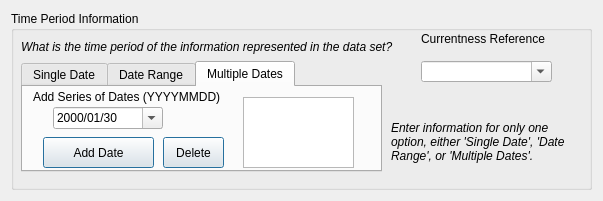
DOI-USGS/fort-pymdwizard, file pymdwizard/gui/ui_files/MetadataDate.ui: the form before one commit.
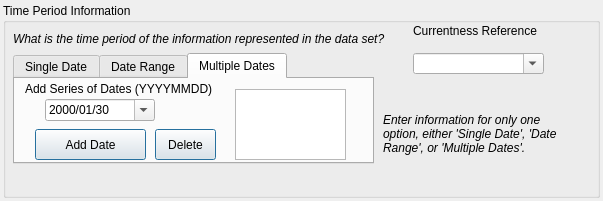
The form after the commit.

Commit message: gui in the form of ui and py

Diff of the .ui file:
```diff
--- a/pymdwizard/gui/ui_files/MetadataDate.ui
+++ b/pymdwizard/gui/ui_files/MetadataDate.ui
@@ -14,6 +14,18 @@
    <string>Form</string>
   </property>
   <layout class="QHBoxLayout" name="horizontalLayout">
+   <property name="leftMargin">
+    <number>3</number>
+   </property>
+   <property name="topMargin">
+    <number>3</number>
+   </property>
+   <property name="rightMargin">
+    <number>3</number>
+   </property>
+   <property name="bottomMargin">
+    <number>3</number>
+   </property>
    <item>
     <widget class="QGroupBox" name="fgdc_timeperd">
      <property name="title">
```
The commit also changes 1 other file.
